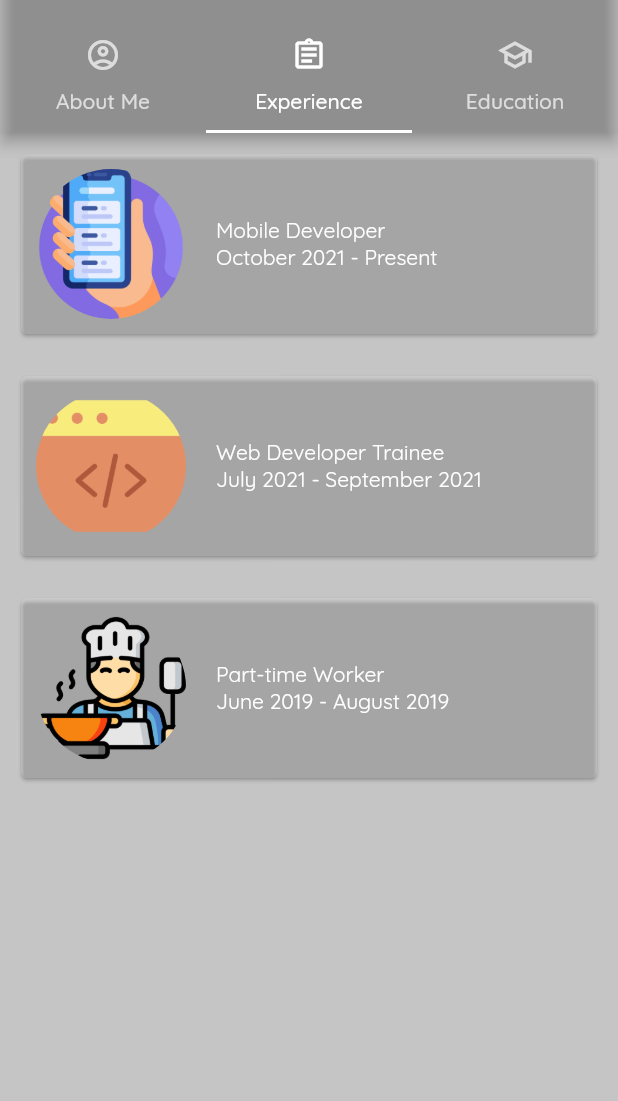
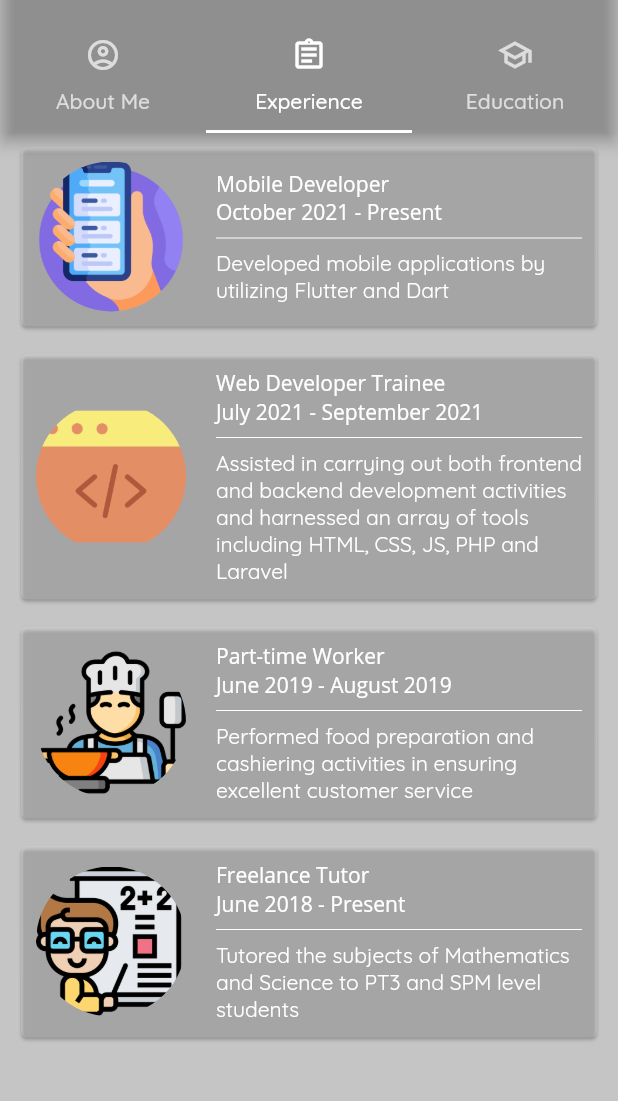
Before and after one commit to afiqaimanafr/resume-mobile-app, a Flutter app: the screen it shows after launch, tab 2 chosen, on a phone screen of 412 x 824 dp, the part 62-1163 px from its top. Run offline on Flutter 3.47's test engine with Material 2 defaults, Android fonts, the light colour scheme and no system bars; Roboto replaces fonts that are missing (QuickSand).

Commit message:
latest ui

```diff
--- a/lib/models/experience_model.dart
+++ b/lib/models/experience_model.dart
@@ -4,10 +4,12 @@ class ExperienceModel {
   final String title;
   final String subtitle;
   final String image;
+  final String firstDetail;
 
   ExperienceModel({
     required this.title,
     required this.subtitle,
     required this.image,
+    required this.firstDetail,
   });
 }
--- a/lib/screens/experience/experience_screen.dart
+++ b/lib/screens/experience/experience_screen.dart
@@ -7,15 +7,31 @@ class ExperienceScreen extends StatelessWidget {
     ExperienceModel(
       title: 'Mobile Developer',
       subtitle: 'October 2021 - Present',
-        image: 'assets/images/smartphone.png'),
+      image: 'assets/images/smartphone.png',
+      firstDetail:
+          'Developed mobile applications by utilizing Flutter and Dart',
+    ),
     ExperienceModel(
       title: 'Web Developer Trainee',
       subtitle: 'July 2021 - September 2021',
-        image: 'assets/images/web-programming.png'),
+      image: 'assets/images/web-programming.png',
+      firstDetail:
+          'Assisted in carrying out both frontend and backend development activities and harnessed an array of tools including HTML, CSS, JS, PHP and Laravel',
+    ),
     ExperienceModel(
       title: 'Part-time Worker',
       subtitle: 'June 2019 - August 2019',
-        image: 'assets/images/cooking.png'),
+      image: 'assets/images/cooking.png',
+      firstDetail:
+          'Performed food preparation and cashiering activities in ensuring excellent customer service',
+    ),
+    ExperienceModel(
+      title: 'Freelance Tutor',
+      subtitle: 'June 2018 - Present',
+      image: 'assets/images/tutor.png',
+      firstDetail:
+          'Tutored the subjects of Mathematics and Science to PT3 and SPM level students',
+    ),
   ];
 
   @override
@@ -27,7 +43,10 @@ class ExperienceScreen extends StatelessWidget {
         itemBuilder: (ctx, index) {
           final item = experience[index];
           return Container(
-            padding: const EdgeInsets.all(10),
+            padding: const EdgeInsets.symmetric(
+              horizontal: 10,
+              vertical: 5,
+            ),
             width: double.infinity,
             child: Card(
               color: Colors.white.withOpacity(0.2),
@@ -59,11 +78,21 @@ class ExperienceScreen extends StatelessWidget {
                             item.title,
                             style: const TextStyle(
                               color: kPrimaryLightColor,
-                              fontFamily: secondaryFamilyFont,
+                              fontFamily: primaryFamilyFont,
                             ),
                           ),
                           Text(
                             item.subtitle,
+                            style: const TextStyle(
+                              color: kPrimaryLightColor,
+                              fontFamily: primaryFamilyFont,
+                            ),
+                          ),
+                          const Divider(
+                            color: kPrimaryLightColor,
+                          ),
+                          Text(
+                            item.firstDetail,
                             style: const TextStyle(
                               color: kPrimaryLightColor,
                               fontFamily: secondaryFamilyFont,
```
Lines whose indentation alone changed are shown as unchanged.
